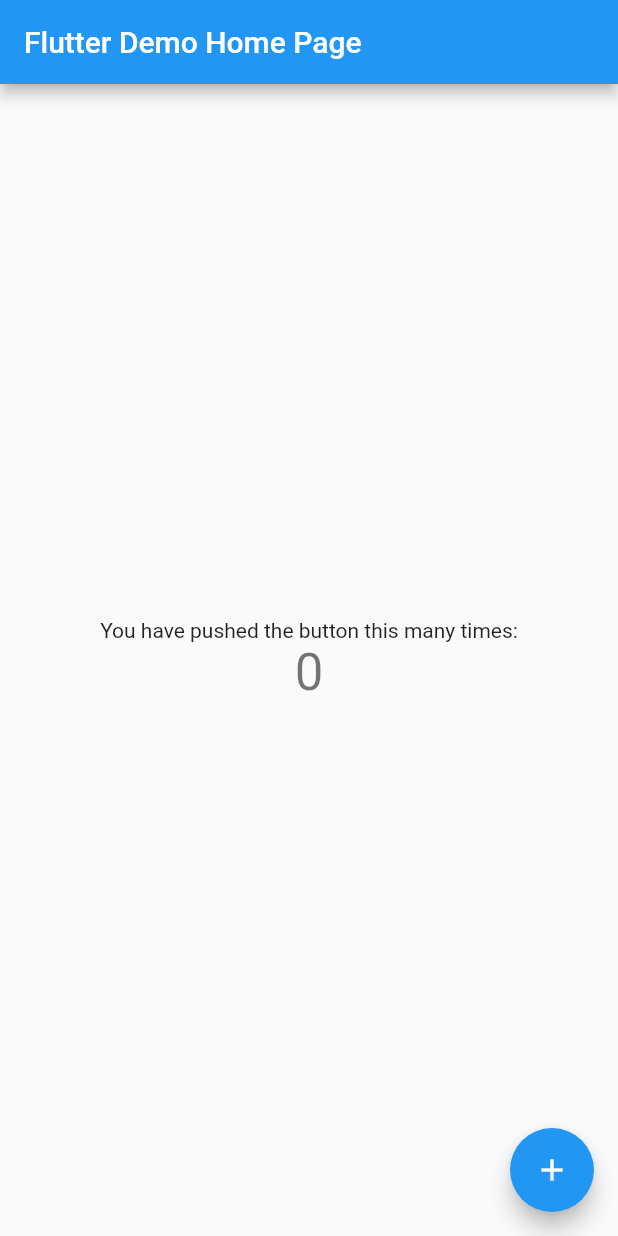
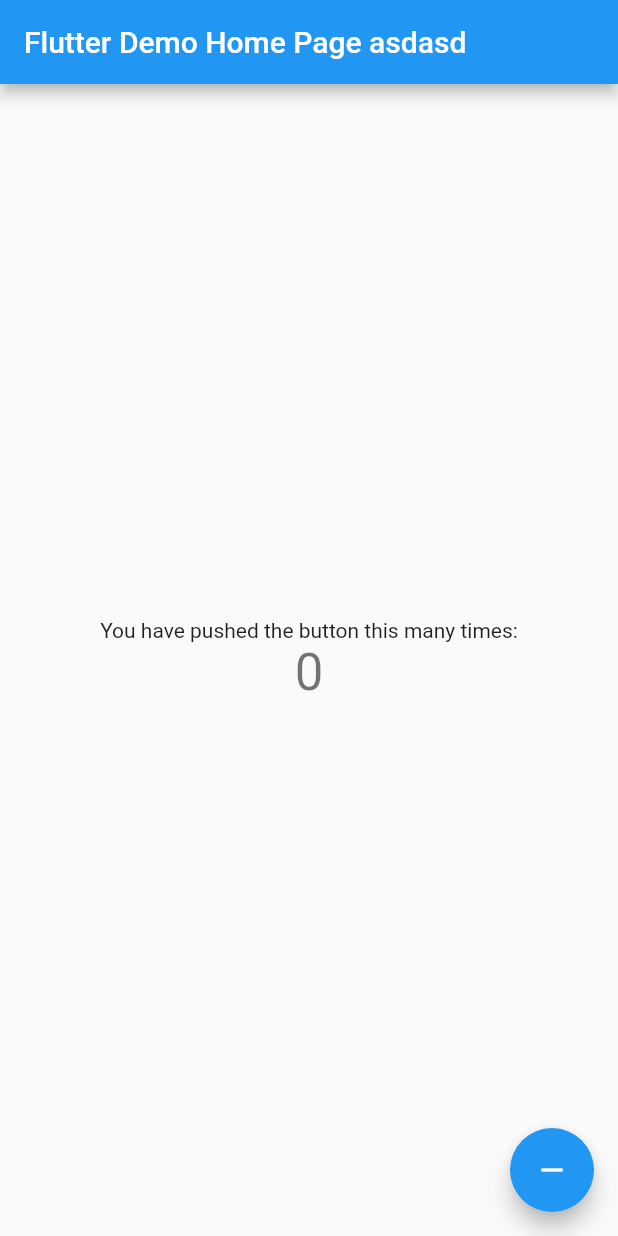
Before and after one commit to jpgiltest/flutter_stuff, a Flutter app: the screen it shows after launch, on a phone screen of 412 x 824 dp. Run offline on Flutter 3.47's test engine with Material 2 defaults, Android fonts, the phone set to English and light mode, and no system bars.

Commit message:
Small updates to main.dart

```diff
--- a/flutter_basics/lib/main.dart
+++ b/flutter_basics/lib/main.dart
@@ -24,7 +24,7 @@ class MyApp extends StatelessWidget {
         // is not restarted.
         primarySwatch: Colors.blue,
       ),
-      home: const MyHomePage(title: 'Flutter Demo Home Page'),
+      home: const MyHomePage(title: 'Flutter Demo Home Page asdasd'),
     );
   }
 }
@@ -57,7 +57,7 @@ class _MyHomePageState extends State<MyHomePage> {
       // so that the display can reflect the updated values. If we changed
       // _counter without calling setState(), then the build method would not be
       // called again, and so nothing would appear to happen.
-      _counter++;
+      _counter = _counter -1;
     });
   }
 
@@ -108,8 +108,18 @@ class _MyHomePageState extends State<MyHomePage> {
       floatingActionButton: FloatingActionButton(
         onPressed: _incrementCounter,
         tooltip: 'Increment',
+        child: const Icon(Icons.remove),
+      ),
+
+
+      // This trailing comma makes auto-formatting nicer for build methods.
+      /*
+      floatingActionButton: FloatingActionButton(
+        onPressed: _incrementCounter,
+        tooltip: 'Increment',
         child: const Icon(Icons.add),
       ), // This trailing comma makes auto-formatting nicer for build methods.
+      */
     );
   }
 }
```
